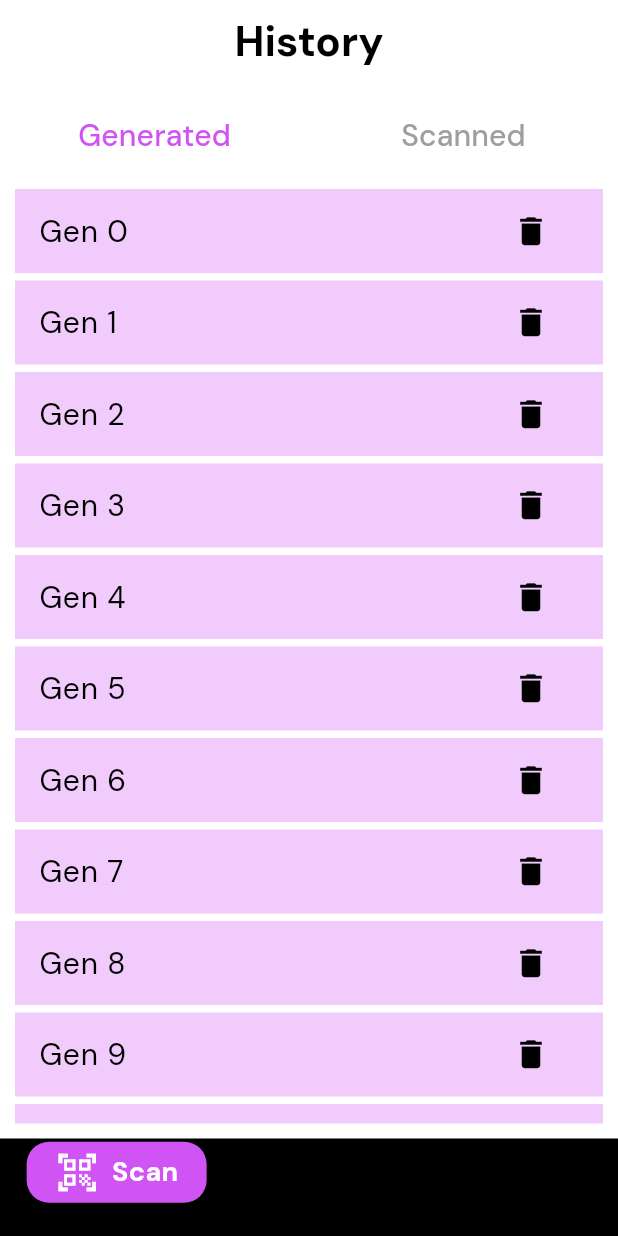
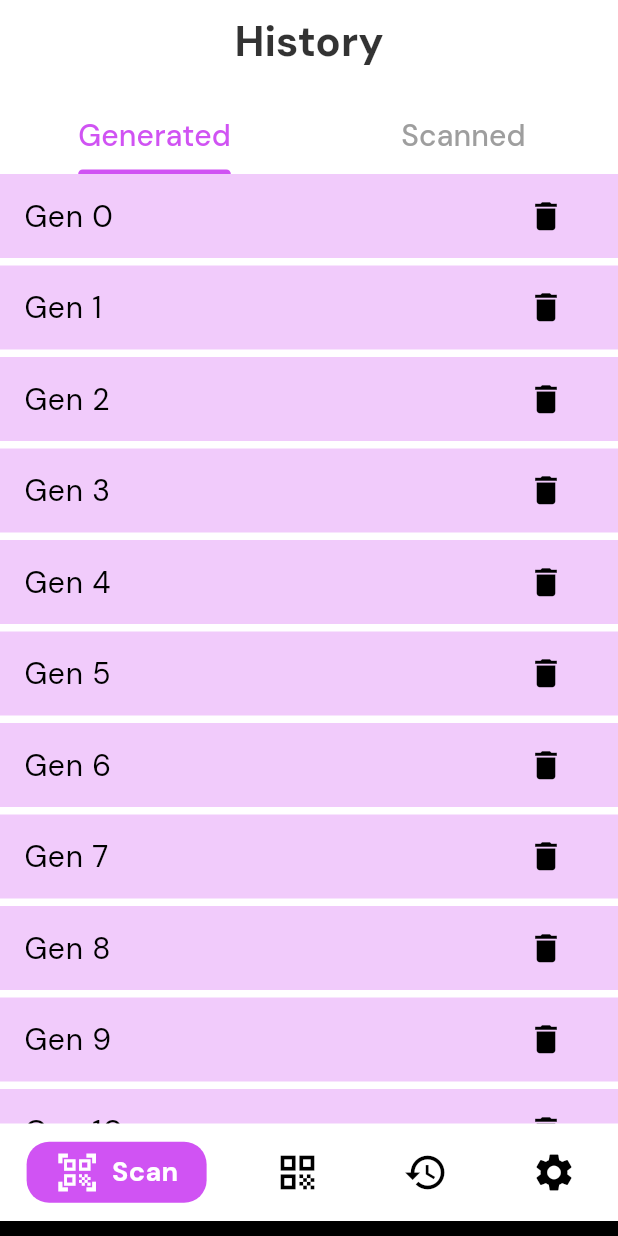
Before and after one commit to PathumDilhara/QR-Mobile-App, a Flutter app: the HomePage screen opened by its route, on a phone screen of 412 x 824 dp. Run offline on Flutter 3.47's test engine with Material 3 defaults, Android fonts, the phone set to English and light mode, and no system bars; drawn by our look-alikes of persistent_bottom_nav_bar; our stand-ins replace go_router, google_fonts, image_gallery_saver, permission_handler, qr_flutter, screenshot and 2 more; missing offline and left inert: qr_code_scanner; accounts and stored records are empty.

Commit message:
qr result page & history page with tab bar view improvements

```diff
--- a/lib/pages/history/history_page.dart
+++ b/lib/pages/history/history_page.dart
@@ -25,13 +25,23 @@ class _HistoryPageState extends State<HistoryPage>
   Widget build(BuildContext context) {
     final Color customColor = Theme.of(context).brightness == Brightness.dark
         ? AppColors.kWhiteColor.withOpacity(0.7)
-        : AppColors.kBlackColor;
+        : AppColors.kBlackColor.withOpacity(0.8);
     return Scaffold(
       appBar: AppBar(
+        backgroundColor: Colors.transparent,
+
         bottom: PreferredSize(
           preferredSize: const Size.fromHeight(60.0),
           child: TabBar(
-            indicatorColor: WidgetStateColor.transparent,
+            dividerColor: Theme.of(context).brightness == Brightness.dark
+                ? Colors.black12
+                : Colors.transparent,
+            overlayColor: WidgetStatePropertyAll(
+              AppColors.kMainColor.withOpacity(0.1),
+            ),
+            indicatorColor: Theme.of(context).brightness == Brightness.dark
+                ? Colors.white.withOpacity(0.5)
+                : AppColors.kMainColor,
             labelColor: AppColors.kMainColor,
             unselectedLabelColor: Colors.grey,
             controller: _tabController,
@@ -56,21 +66,16 @@ class _HistoryPageState extends State<HistoryPage>
           style: TextStyle(
               fontSize: 28,
               fontWeight: FontWeight.bold,
-              color: Theme.of(context).brightness == Brightness.dark
-                  ? AppColors.kWhiteColor.withOpacity(0.7)
-                  : AppColors.kBlackColor),
+              color: customColor),
         ),
         centerTitle: true,
       ),
-      body: Padding(
-        padding: const EdgeInsets.all(10.0),
-        child: TabBarView(
-          controller: _tabController,
-          children: const [
-            GeneratedHistoryTab(),
-            ScanHistoryTab(),
-          ],
-        ),
+      body: TabBarView(
+        controller: _tabController,
+        children: const [
+          GeneratedHistoryTab(),
+          ScanHistoryTab(),
+        ],
       ),
     );
   }
--- a/lib/pages/home_page/home_page.dart
+++ b/lib/pages/home_page/home_page.dart
@@ -2,8 +2,6 @@ import 'package:flutter/material.dart';
 import 'package:persistent_bottom_nav_bar/persistent_bottom_nav_bar.dart';
 import 'package:qr_mobile_app/pages/history/history_page.dart';
 import 'package:qr_mobile_app/utils/colors.dart';
-import 'package:qr_mobile_app/utils/text_styles.dart';
-import '../../user_services/user_services.dart';
 import '../settings_page/settings_page.dart';
 import 'sub_pages/generating_page.dart';
 import 'sub_pages/scanning_page.dart';
@@ -29,11 +27,15 @@ class HomePage extends StatelessWidget {
       // ),
       body: PersistentTabView(
         margin: const EdgeInsets.only(bottom: 10),
-        decoration: const NavBarDecoration(
+        decoration: NavBarDecoration(
           gradient: LinearGradient(
             colors: [
-              Colors.transparent,
-              Colors.transparent,
+              Theme.of(context).brightness == Brightness.dark
+                  ? Colors.transparent
+                  : Colors.white,
+          Theme.of(context).brightness == Brightness.dark
+              ? Colors.transparent
+              : Colors.white,
             ],
           ),
         ),
--- a/lib/widgets/generated_history_tab.dart
+++ b/lib/widgets/generated_history_tab.dart
@@ -36,9 +36,11 @@ class _GeneratedHistoryTabState extends State<GeneratedHistoryTab> {
               ),
               title: Text(
                 "Gen $index",
-                style: const TextStyle(
+                style: TextStyle(
                   fontSize: 20,
-                  color: Colors.black,
+                  color: Theme.of(context).brightness == Brightness.dark
+                      ? Colors.white.withOpacity(0.7)
+                      : Colors.black,
                 ),
               ),
             ),
--- a/lib/widgets/scan_history_tab.dart
+++ b/lib/widgets/scan_history_tab.dart
@@ -36,9 +36,11 @@ class _ScanHistoryTabState extends State<ScanHistoryTab> {
               ),
               title: Text(
                 "Scn $index",
-                style: const TextStyle(
+                style: TextStyle(
                   fontSize: 20,
-                  color: Colors.black,
+                  color: Theme.of(context).brightness == Brightness.dark
+                      ? Colors.white.withOpacity(0.7)
+                      : Colors.black,
                 ),
               ),
             ),
```
